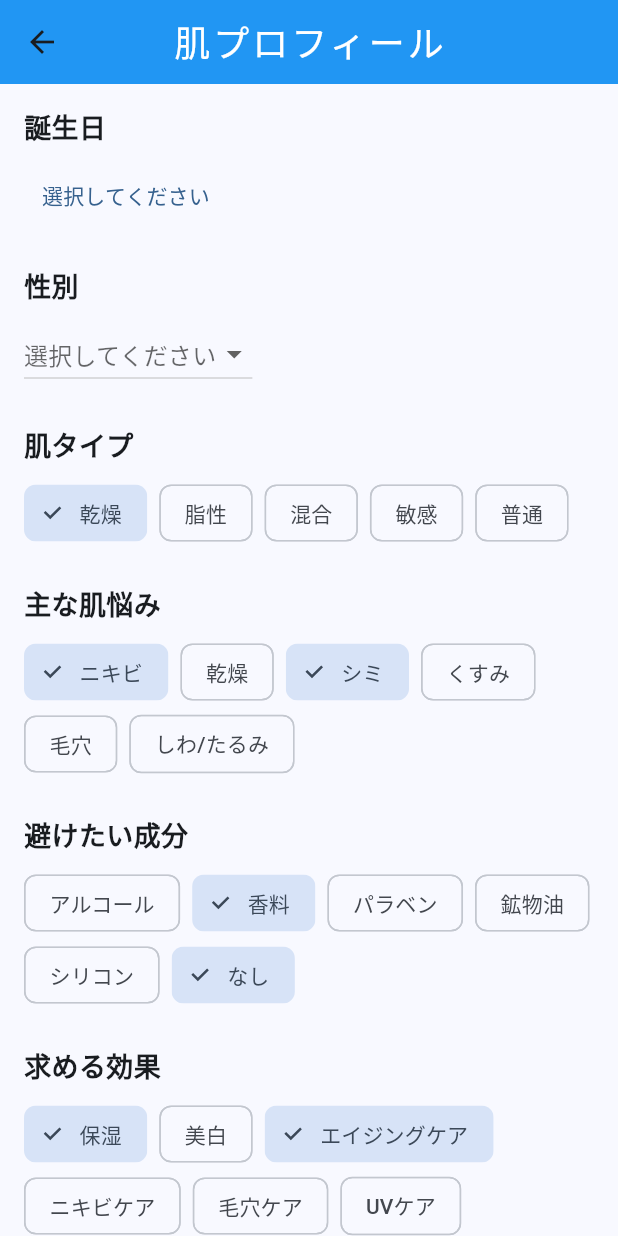
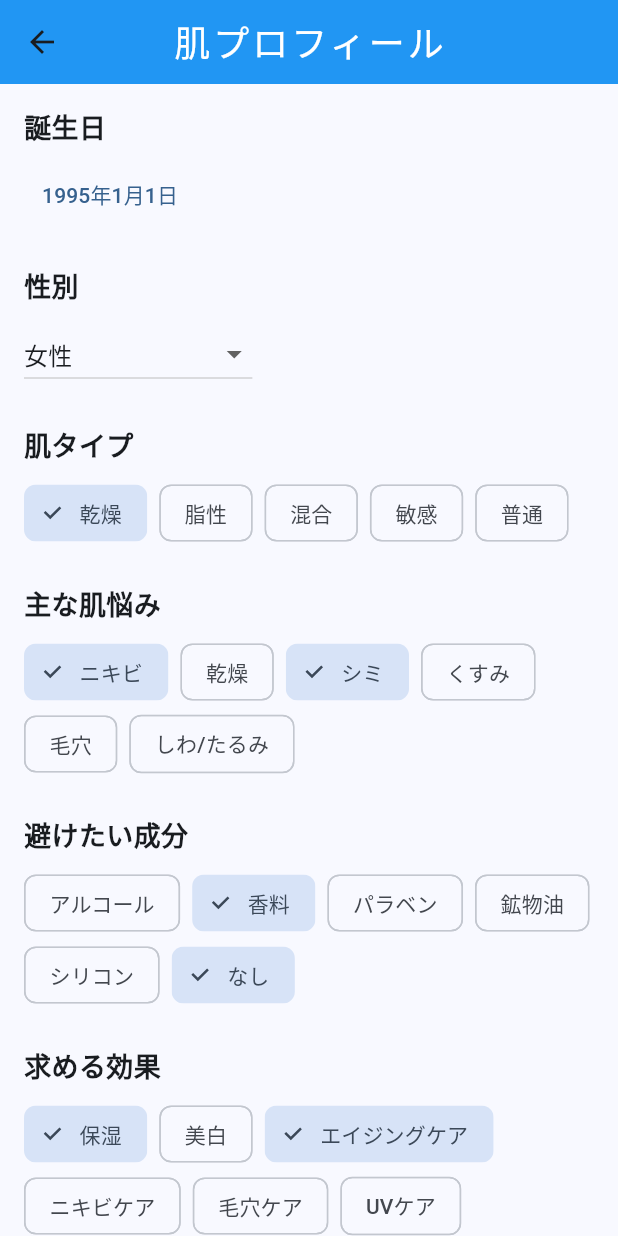
Before and after one commit to panchorange/cosmetic_ingredient_analysis, a Flutter app: the SkinProfilePage screen opened by its route, on a phone screen of 412 x 824 dp. Run offline on Flutter 3.47's test engine with Material 3 defaults, Android fonts, the phone set to English and light mode, and no system bars; our stand-ins replace firebase_core, firebase_storage, image_picker, shared_preferences; accounts and stored records are empty.

Commit message:
update:性別と生年月日のデフォルト値設定

```diff
--- a/lib/views/skin_profile_page.dart
+++ b/lib/views/skin_profile_page.dart
@@ -13,8 +13,8 @@ class SkinProfilePage extends StatefulWidget {
 
 class _SkinProfilePageState extends State<SkinProfilePage> {
     // 選択状態を管理する変数
-    DateTime? selectedBirthDate;
-    String? selectedGender;
+    DateTime? selectedBirthDate = DateTime(1995,1,1);
+    String? selectedGender = 'female';
     String selectedSkinType = '乾燥';
     final Set<String> selectedSkinProblems = {'ニキビ', 'シミ'};
     final Set<String> selectedAvoidIngredients = {'香料', 'なし'};
@@ -110,12 +110,12 @@ class _SkinProfilePageState extends State<SkinProfilePage> {
                                     hint: const Text('選択してください'),
                                     items: const [
                                         DropdownMenuItem(
+                                            value: 'female',
+                                            child: Text('女性'),
+                                        ),
+                                        DropdownMenuItem(
                                             value: 'male',
                                             child: Text('男性'),
-                                        ),
-                                        DropdownMenuItem(
-                                            value: 'female',
-                                            child: Text('女性'),
                                         ),
                                         DropdownMenuItem(
                                             value: 'other',
```
